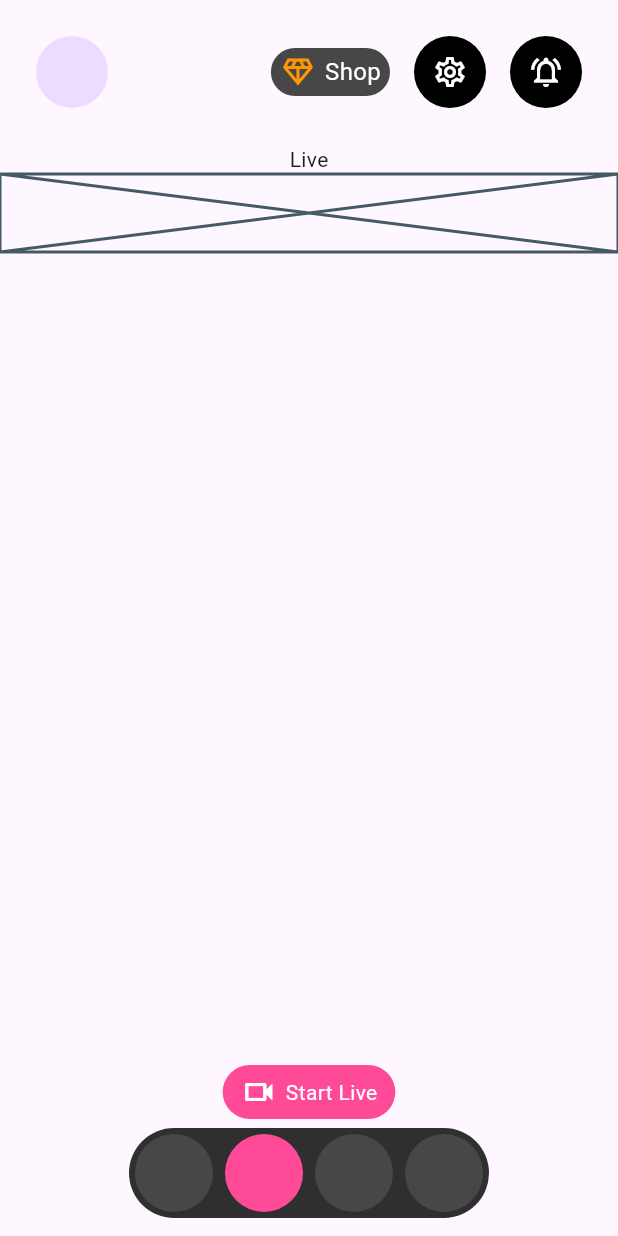
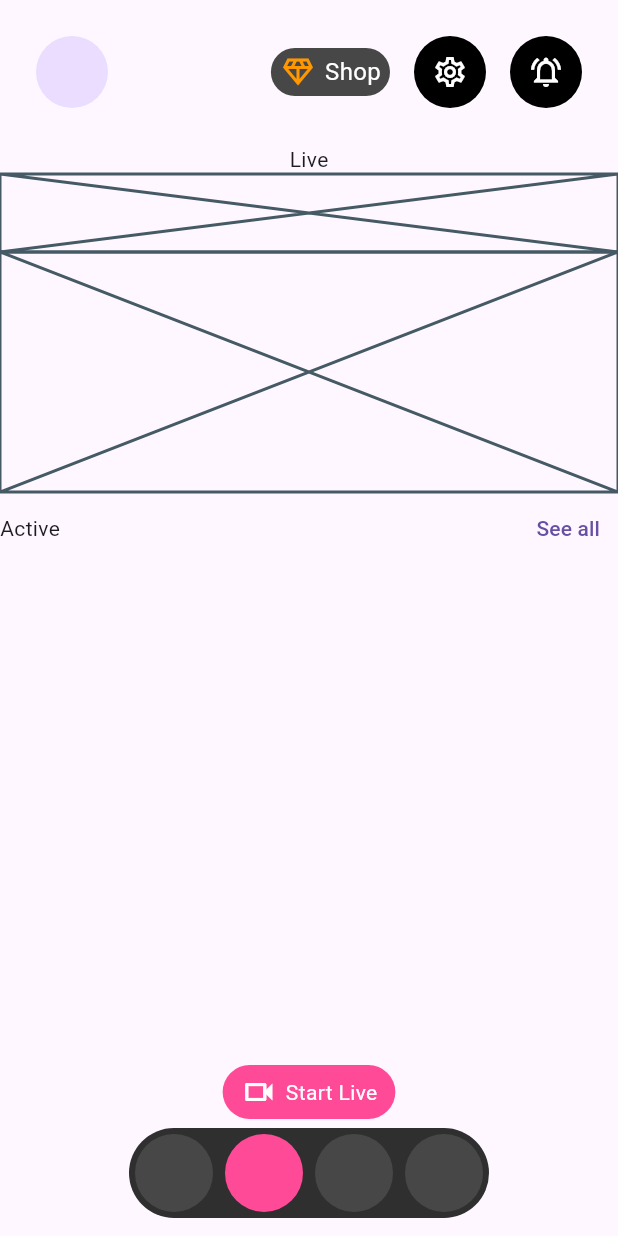
Before and after one commit to JAICHANGPARK/flutter_notebook_chapter_43, a Flutter app: the AiVideoHomePage screen opened directly, on a phone screen of 412 x 824 dp. Run offline on Flutter 3.47's test engine with Material 3 defaults, Android fonts, the phone set to English and light mode, and no system bars; our stand-ins replace gap, hugeicons, percent_indicator.

Commit message:
Update ai_video_home_page.dart

```diff
--- a/lib/ep2181_ai_video_chat_app/ui/ai_video_home_page.dart
+++ b/lib/ep2181_ai_video_chat_app/ui/ai_video_home_page.dart
@@ -94,6 +94,17 @@ class _AiVideoHomePageState extends State<AiVideoHomePage> {
                   Container(
                     height: 52,
                     child: Placeholder(),
+                  ),
+                  Container(
+                    height: 160,
+                    child: Placeholder(),
+                  ),
+                  Row(
+                    mainAxisAlignment: MainAxisAlignment.spaceBetween,
+                    children: [
+                      Text("Active"),
+                      TextButton(onPressed: (){}, child: Text("See all"))
+                    ],
                   )
                 ],
               ),
```
